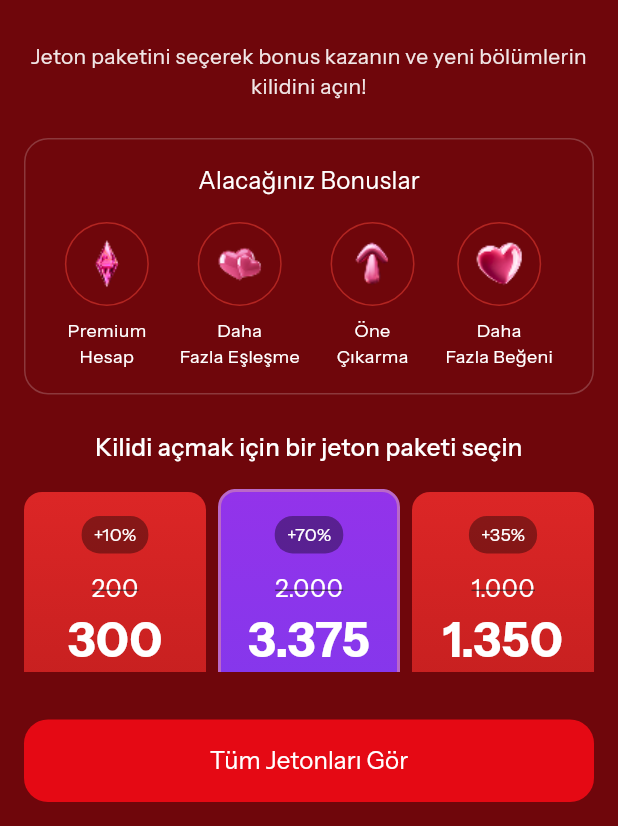
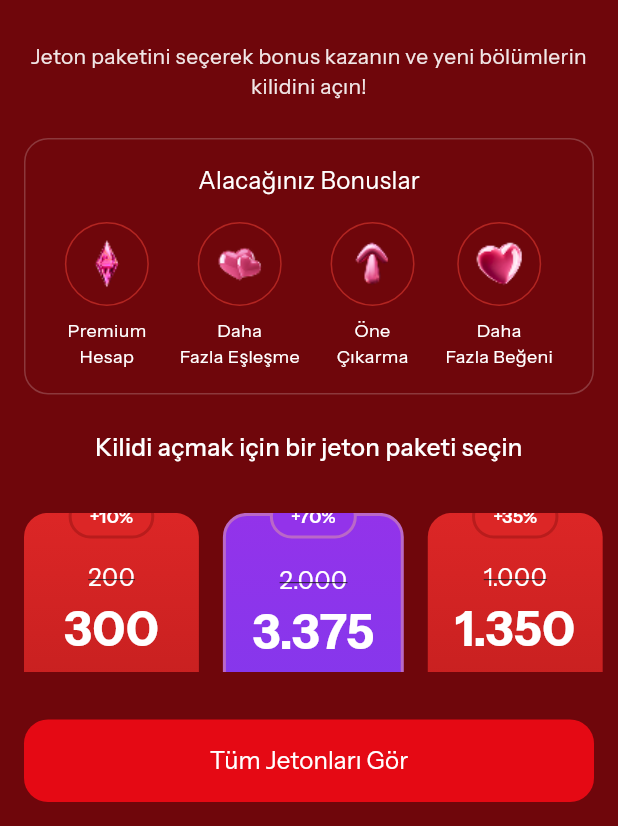
Before and after one commit to envertunasonmez/ShartFlix, a Flutter app: the SpecialOfferBottomSheet widget shown alone on an empty page, opened directly, on a phone screen of 412 x 824 dp, the part 410-1236 px from its top. Run offline on Flutter 3.47's test engine with Material 3 defaults, Android fonts, the phone set to English and light mode, and no system bars; our stand-ins replace dio, equatable, flutter_bloc, flutter_svg, go_router, google_fonts and 3 more; accounts and stored records are empty; network calls fail; project files that could hold a hidden picture were left out.

```diff
--- a/lib/features/profile/widgets/profile_special_offer.dart
+++ b/lib/features/profile/widgets/profile_special_offer.dart
@@ -172,46 +172,44 @@ class SpecialOfferBottomSheet extends StatelessWidget {
                 ),
               ),
 
-              const SizedBox(height: 16),
+              const SizedBox(height: 32),
 
-              // Packages
               Expanded(
                 child: SingleChildScrollView(
                   controller: scrollController,
                   padding: const EdgeInsets.symmetric(horizontal: 16),
                   child: Row(
+                    mainAxisAlignment: MainAxisAlignment.center,
+                    crossAxisAlignment: CrossAxisAlignment.start,
                     children: [
-                      Expanded(
-                        child: _buildPackageCard(
+                      _buildPackageCard(
                         discount: '+10%',
                         oldAmount: '200',
                         newAmount: '300',
                         price: '₺99,99',
                         subtitle: 'Başına haftalık',
                         isPopular: false,
+                        spacing: 16,
                       ),
-                      ),
-                      const SizedBox(width: 8),
-                      Expanded(
-                        child: _buildPackageCard(
+                      SizedBox(width: 16),
+                      _buildPackageCard(
                         discount: '+70%',
                         oldAmount: '2.000',
                         newAmount: '3.375',
                         price: '₺799,99',
                         subtitle: 'Başına haftalık',
                         isPopular: true,
+                        spacing: 16,
                       ),
-                      ),
-                      const SizedBox(width: 8),
-                      Expanded(
-                        child: _buildPackageCard(
+                      SizedBox(width: 16),
+                      _buildPackageCard(
                         discount: '+35%',
                         oldAmount: '1.000',
                         newAmount: '1.350',
                         price: '₺399,99',
                         subtitle: 'Başına haftalık',
                         isPopular: false,
-                        ),
+                        spacing: 16,
                       ),
                     ],
                   ),
@@ -262,6 +260,7 @@ class SpecialOfferBottomSheet extends StatelessWidget {
     );
   }
 
+  // _buildPackageCard
   Widget _buildPackageCard({
     required String discount,
     required String oldAmount,
@@ -269,38 +268,37 @@ class SpecialOfferBottomSheet extends StatelessWidget {
     required String price,
     required String subtitle,
     required bool isPopular,
+    required double spacing,
   }) {
-    return Container(
+    final List<Color> gradientColors = isPopular
+        ? [const Color(0xFF9333EA), const Color(0xFF7C3AED)]
+        : [const Color(0xFFDC2626), const Color(0xFFB91C1C)];
+
+    final double borderRadius = 16;
+
+    return Stack(
+      clipBehavior: Clip.none,
+      children: [
+        Container(
+          height: 200,
           padding: const EdgeInsets.all(16),
           decoration: BoxDecoration(
             gradient: LinearGradient(
               begin: Alignment.topCenter,
               end: Alignment.bottomCenter,
-          colors: isPopular
-              ? [const Color(0xFF9333EA), const Color(0xFF7C3AED)]
-              : [const Color(0xFFDC2626), const Color(0xFFB91C1C)],
+              colors: gradientColors,
             ),
-        borderRadius: BorderRadius.circular(12),
+            borderRadius: BorderRadius.circular(borderRadius),
             border: isPopular
                 ? Border.all(color: Colors.purple.shade300, width: 2)
                 : null,
           ),
           child: Column(
+            mainAxisAlignment: MainAxisAlignment.spaceBetween,
             children: [
-          Container(
-            padding: const EdgeInsets.symmetric(horizontal: 8, vertical: 4),
-            decoration: BoxDecoration(
-              color: Colors.black38,
-              borderRadius: BorderRadius.circular(12),
-            ),
-            child: Text(
-              discount,
-              style: AppTextStyles.bodySmall.copyWith(
-                color: AppColors.whiteColor,
-              ),
-            ),
-          ),
-          const SizedBox(height: 12),
+              Column(
+                children: [
+                  const SizedBox(height: 16),
                   Text(
                     oldAmount,
                     style: AppTextStyles.bodyLarge.copyWith(
@@ -320,7 +318,10 @@ class SpecialOfferBottomSheet extends StatelessWidget {
                       color: AppColors.whiteColor,
                     ),
                   ),
-          const SizedBox(height: 16),
+                ],
+              ),
+              Column(
+                children: [
                   Text(
                     price,
                     style: AppTextStyles.bodyLarge.copyWith(
@@ -338,6 +339,38 @@ class SpecialOfferBottomSheet extends StatelessWidget {
                   ),
                 ],
               ),
+            ],
+          ),
+        ),
+        Positioned(
+          top: -12,
+          left: 0,
+          right: 0,
+          child: Align(
+            alignment: Alignment.topCenter,
+            child: Container(
+              padding: const EdgeInsets.symmetric(horizontal: 12, vertical: 4),
+              decoration: BoxDecoration(
+                color: gradientColors[0],
+                borderRadius: BorderRadius.circular(borderRadius),
+                border: Border.all(
+                  color: isPopular
+                      ? Colors.purple.shade300
+                      : const Color(0xFFB91C1C),
+                  width: 2,
+                ),
+              ),
+              child: Text(
+                discount,
+                style: AppTextStyles.bodySmall.copyWith(
+                  color: AppColors.whiteColor,
+                  fontWeight: FontWeight.w600,
+                ),
+              ),
+            ),
+          ),
+        ),
+      ],
     );
   }
 }
```
Lines whose indentation alone changed are shown as unchanged.
